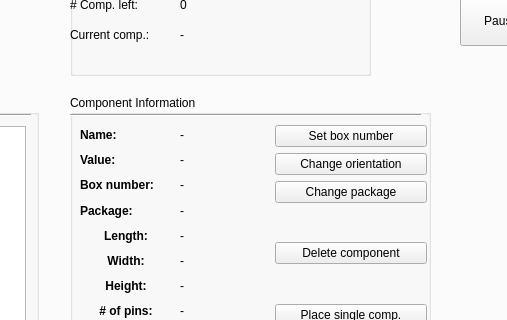
The window that pap_gui/ui/main_window.ui (JohanVer/PAP2015) describes before a commit, drawn with Qt 5; both pictures show x 371 to 878 and y 229 to 549 of the 1478 by 704 pixel window.
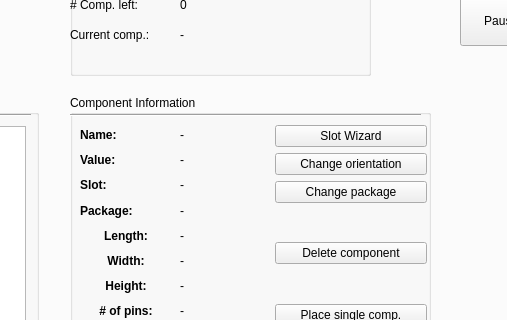
The same window after the commit. The open tabs and pages were chosen to show the change. Icons and pictures are not drawn. Custom widgets are drawn as their Qt base class.

Commit message: Slot selector wizard modification: partTable with different options added, slot layout etc. adapted

Patch:
```diff
--- a/pap_gui/ui/main_window.ui
+++ b/pap_gui/ui/main_window.ui
@@ -2203,7 +2203,7 @@
              </font>
             </property>
             <property name="text">
-             <string>Box number:</string>
+             <string>Slot:</string>
             </property>
            </widget>
           </item>
@@ -2371,7 +2371,7 @@
           <item>
            <widget class="QPushButton" name="setCompBoxNrButton">
             <property name="text">
-             <string>Set box number</string>
+             <string>Slot Wizard</string>
             </property>
            </widget>
           </item>
```
Left out of the diff: 2 changed lines with no effect on the pictures. The commit also changes 5 other files.
